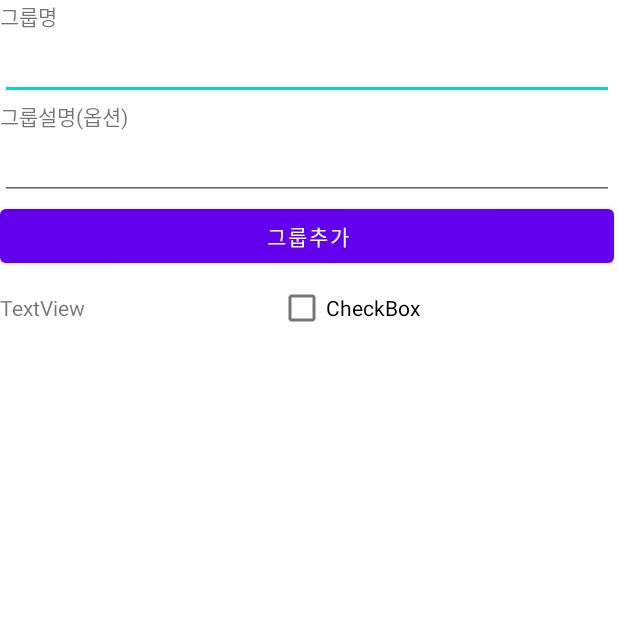
After one commit to ltm-lab/urikiri, an Android app: the add_group screen opened directly, with no data from a screen before it, on a phone screen of 412 x 824 dp, the top half of it. The commit adds this screen. Run offline under Robolectric (Android 15) with nearby library versions, the phone set to English and light mode, and no system bars.

Commit message:
그룹추가 액티비티 추가

```diff
--- a/app/build.gradle
+++ b/app/build.gradle
@@ -25,6 +25,9 @@ android {
         sourceCompatibility JavaVersion.VERSION_1_8
         targetCompatibility JavaVersion.VERSION_1_8
     }
+    buildFeatures {
+        viewBinding true
+    }
 }
 
 dependencies {
@@ -32,6 +35,8 @@ dependencies {
     implementation 'androidx.appcompat:appcompat:1.3.1'
     implementation 'com.google.android.material:material:1.4.0'
     implementation 'androidx.constraintlayout:constraintlayout:2.1.0'
+    implementation 'androidx.navigation:navigation-fragment:2.3.5'
+    implementation 'androidx.navigation:navigation-ui:2.3.5'
     testImplementation 'junit:junit:4.+'
     androidTestImplementation 'androidx.test.ext:junit:1.1.3'
     androidTestImplementation 'androidx.test.espresso:espresso-core:3.4.0'
--- /dev/null
+++ b/app/src/main/java/kr/taemin/urikiri/add_group.java
@@ -0,0 +1,33 @@
+package kr.taemin.urikiri;
+
+import androidx.appcompat.app.AppCompatActivity;
+
+import android.content.Intent;
+import android.os.Bundle;
+import android.view.View;
+import android.widget.Button;
+import android.widget.CheckBox;
+import android.widget.EditText;
+
+public class add_group extends AppCompatActivity {
+
+    @Override
+    protected void onCreate(Bundle savedInstanceState) {
+        super.onCreate(savedInstanceState);
+        setContentView(R.layout.activity_add_group);
+        EditText input_name =(EditText) findViewById(R.id.input_group_name);
+        EditText input_des =(EditText) findViewById(R.id.imput_group_des);
+        Button add_group = (Button) findViewById(R.id.button_add_group);
+        CheckBox checkBox = (CheckBox) findViewById(R.id.checkbox);
+
+        add_group.setOnClickListener(new View.OnClickListener() {
+            @Override
+            public void onClick(View v) {
+                MainActivity.GroupList.add(new group(input_name.getText().toString(),Boolean.FALSE,input_des.getText().toString()));
+                Intent intent=new Intent(add_group.this,MainActivity.class);
+                intent.setFlags(Intent.FLAG_ACTIVITY_NEW_TASK | Intent.FLAG_ACTIVITY_CLEAR_TASK | Intent.FLAG_ACTIVITY_CLEAR_TOP);//액티비티 스택제거
+                startActivity(intent);
+            }
+        });
+    }
+}
--- /dev/null
+++ b/app/src/main/res/layout/activity_add_group.xml
@@ -0,0 +1,71 @@
+<?xml version="1.0" encoding="utf-8"?>
+<androidx.constraintlayout.widget.ConstraintLayout xmlns:android="http://schemas.android.com/apk/res/android"
+    xmlns:app="http://schemas.android.com/apk/res-auto"
+    xmlns:tools="http://schemas.android.com/tools"
+    android:layout_width="match_parent"
+    android:layout_height="match_parent"
+    tools:context=".add_group">
+
+    <LinearLayout
+        android:layout_width="409dp"
+        android:layout_height="729dp"
+        android:orientation="vertical"
+        tools:layout_editor_absoluteX="1dp"
+        tools:layout_editor_absoluteY="1dp">
+
+        <TextView
+            android:id="@+id/textView2"
+            android:layout_width="match_parent"
+            android:layout_height="wrap_content"
+            android:text="그룹명" />
+
+        <EditText
+            android:id="@+id/input_group_name"
+            android:layout_width="match_parent"
+            android:layout_height="wrap_content"
+            android:ems="10"
+            android:inputType="textPersonName"
+            android:text="" />
+
+        <TextView
+            android:id="@+id/textView4"
+            android:layout_width="match_parent"
+            android:layout_height="wrap_content"
+            android:text="그룹설명(옵션)" />
+
+        <EditText
+            android:id="@+id/imput_group_des"
+            android:layout_width="match_parent"
+            android:layout_height="wrap_content"
+            android:ems="10"
+            android:inputType="textPersonName"
+            android:text="" />
+
+        <Button
+            android:id="@+id/button_add_group"
+            android:layout_width="match_parent"
+            android:layout_height="wrap_content"
+            android:text="그룹추가" />
+
+        <LinearLayout
+            android:layout_width="match_parent"
+            android:layout_height="match_parent"
+            android:orientation="horizontal">
+
+            <TextView
+                android:id="@+id/textView5"
+                android:layout_width="wrap_content"
+                android:layout_height="wrap_content"
+                android:layout_weight="1"
+                android:text="TextView" />
+
+            <CheckBox
+                android:id="@+id/checkBox"
+                android:layout_width="wrap_content"
+                android:layout_height="wrap_content"
+                android:layout_weight="1"
+                android:text="CheckBox" />
+        </LinearLayout>
+
+    </LinearLayout>
+</androidx.constraintlayout.widget.ConstraintLayout>
--- /dev/null
+++ b/app/src/main/res/values-land/dimens.xml
@@ -0,0 +1,3 @@
+<resources>
+    <dimen name="fab_margin">48dp</dimen>
+</resources>
--- /dev/null
+++ b/app/src/main/res/values-w1240dp/dimens.xml
@@ -0,0 +1,3 @@
+<resources>
+    <dimen name="fab_margin">200dp</dimen>
+</resources>
--- /dev/null
+++ b/app/src/main/res/values-w600dp/dimens.xml
@@ -0,0 +1,3 @@
+<resources>
+    <dimen name="fab_margin">48dp</dimen>
+</resources>
--- /dev/null
+++ b/app/src/main/res/values/dimens.xml
@@ -0,0 +1,3 @@
+<resources>
+    <dimen name="fab_margin">16dp</dimen>
+</resources>
```
Also changed, not shown: app/src/main/AndroidManifest.xml (+6 -3 lines), app/src/main/java/kr/taemin/urikiri/FirstFragment.java (added, +47 -0 lines), app/src/main/java/kr/taemin/urikiri/MainActivity.java (+19 -23 lines), app/src/main/java/kr/taemin/urikiri/SecondFragment.java (added, +47 -0 lines), app/src/main/res/layout/activity_main.xml (+8 -0 lines), app/src/main/res/layout/content_add_group.xml (added, +19 -0 lines), app/src/main/res/layout/fragment_first.xml (added, +28 -0 lines), app/src/main/res/layout/fragment_second.xml (added, +27 -0 lines), app/src/main/res/navigation/nav_graph.xml (added, +28 -0 lines), app/src/main/res/values/strings.xml (+9 -0 lines), app/src/main/res/values/themes.xml (+10 -0 lines).
